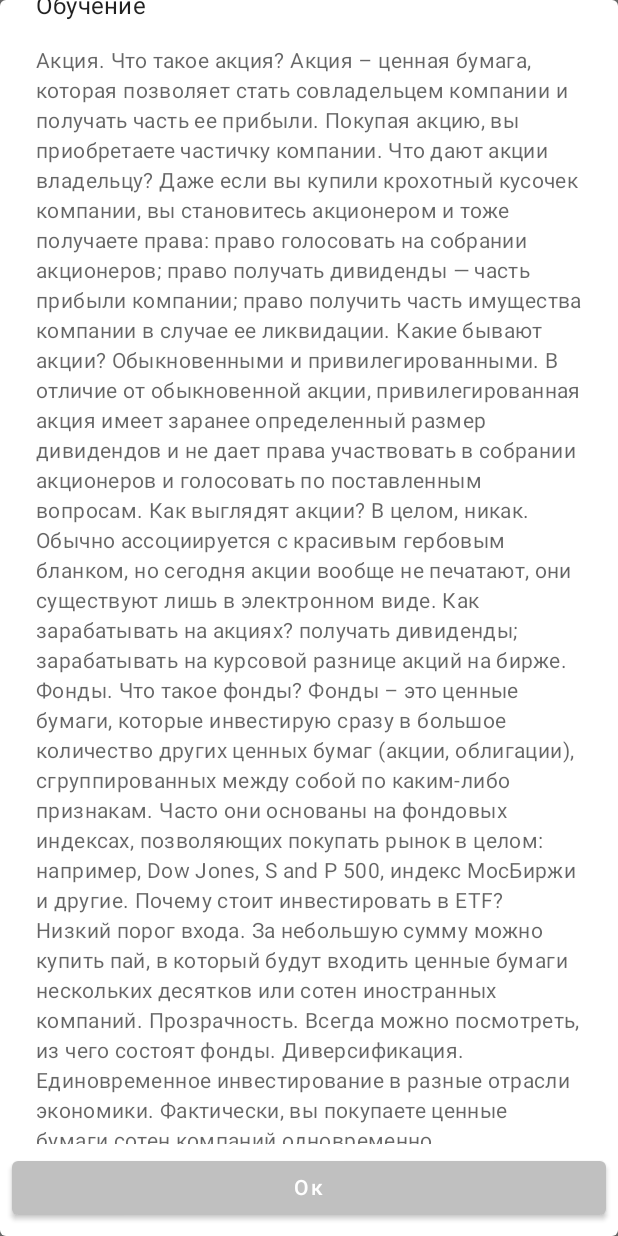
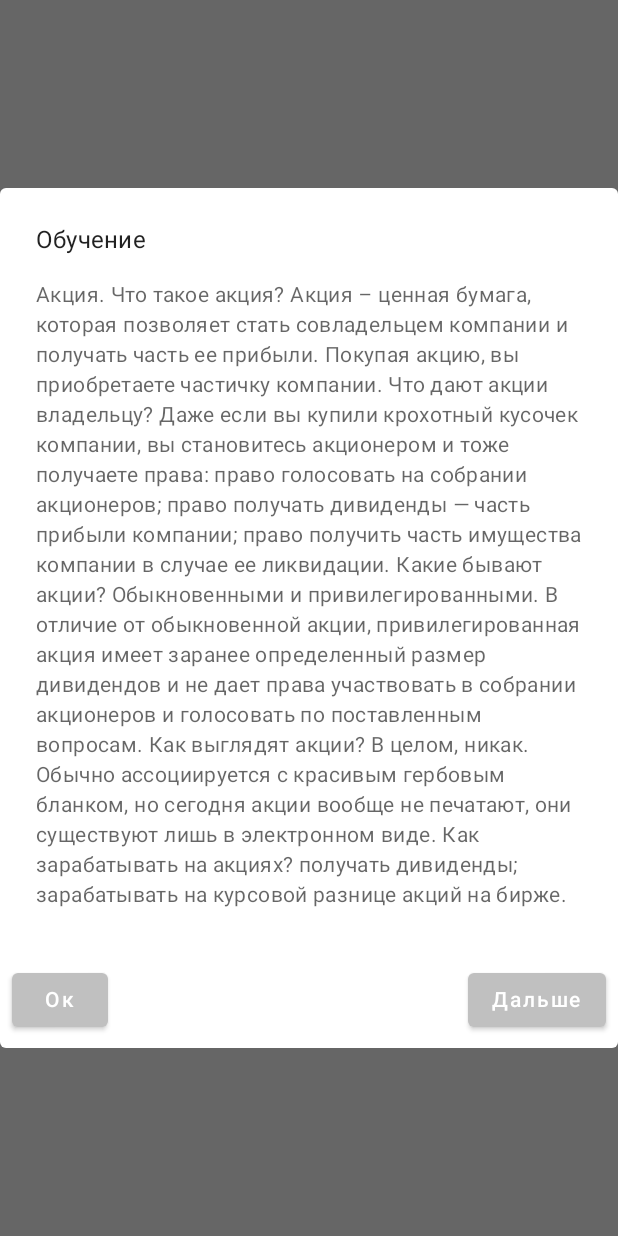
Before and after one commit to Nobody777999/InvestSocialApp, an Android app built with Jetpack Compose: the composable ShowDialog shown on its own in the app's theme, on a phone screen of 412 x 824 dp. Run offline under Robolectric (Android 15) with nearby library versions, the phone set to English and light mode, and no system bars; our stand-ins replace livedata-compose; network calls fail.

```diff
--- a/app/src/main/java/com/hfad/investsocialapp/screen/create_record/CreateNewRecordView.kt
+++ b/app/src/main/java/com/hfad/investsocialapp/screen/create_record/CreateNewRecordView.kt
@@ -9,8 +9,11 @@ import android.widget.ImageView
 import androidx.activity.compose.rememberLauncherForActivityResult
 import androidx.activity.result.contract.ActivityResultContracts
 import androidx.compose.foundation.Image
+import androidx.compose.foundation.gestures.Orientation
+import androidx.compose.foundation.gestures.scrollable
 import androidx.compose.foundation.layout.*
 import androidx.compose.foundation.lazy.LazyColumn
+import androidx.compose.foundation.rememberScrollState
 import androidx.compose.material.AlertDialog
 import androidx.compose.material.Button
 import androidx.compose.material.OutlinedTextField
@@ -61,7 +64,7 @@ fun CreateNewRecordView(
     }
 
     if (showDialog.value) {
-        ShowDialog(show = showDialog)
+        ShowDialog2(show = showDialog)
     }
 
 
@@ -191,6 +194,89 @@ fun RequestContentPermission(imageUri: MutableState<Uri?>) {
 // алерт, сообщение об ошибке ныне не используется
 @Composable
 fun ShowDialog(show: MutableState<Boolean>) {
+    val page = remember {
+        mutableStateOf(1)
+    }
+    AlertDialog(onDismissRequest = { show.value = false },
+        buttons = {
+            Row(
+                modifier = Modifier.padding(all = 8.dp),
+                horizontalArrangement = Arrangement.SpaceBetween
+            ) {
+
+                Button(modifier = Modifier, onClick = { show.value = false }) {
+                    Text(text = "Ок")
+                }
+                Spacer(modifier = Modifier.weight(1f))
+
+                if (page.value != 1) {
+                    Button(modifier = Modifier, onClick = {
+                        if (page.value == 3){
+                            page.value = 2
+                        } else if (page.value == 2){
+                            page.value = 1
+                        }
+                    }) {
+                        Text(text = "Назад")
+                    }
+                }
+                if (page.value != 3) {
+                    Spacer(modifier = Modifier.padding(4.dp))
+
+                    Button(modifier = Modifier, onClick = {
+                        if (page.value == 1){
+                            page.value = 2
+                        } else if (page.value == 2){
+                            page.value = 3
+                        }
+                    }) {
+                        Text(text = "Дальше")
+                    }
+                }
+
+            }
+
+        },
+        title = { Text(text = "Обучение") },
+        text = {
+            LazyColumn() {
+                item {
+                    when (page.value) {
+                        1 -> {
+                            Text(
+                                text = stringResource(R.string.dialog)
+                            )
+                        }
+                        2 -> {
+                            Text(
+                                text = stringResource(R.string.dialog2)
+                            )
+                            Spacer(modifier = Modifier.padding(bottom = 10.dp))
+                        }
+                        3 -> {
+                            Text(
+                                text = stringResource(R.string.dialog3)
+                            )
+                            Spacer(modifier = Modifier.padding(bottom = 10.dp))
+                        }
+                    }
+                }
+
+
+
+
+//                item {
+
+//                }
+//                item {
+
+//                }
+            }
+        })
+
+}
+@Composable
+fun ShowDialog2(show: MutableState<Boolean>) {
     AlertDialog(onDismissRequest = { show.value = false },
         buttons = {
             Row(
@@ -204,47 +290,9 @@ fun ShowDialog(show: MutableState<Boolean>) {
             }
 
         },
-        title = { Text(text = "Обучение") },
-        text = {
-            LazyColumn {
+        title = { Text(text = "Ошибка") },
+        text = { Text(text = "Заполните все поля") }
+    )
 
-                    item {
-                        Text(
-                            text = stringResource(R.string.dialog)
-                        )
-                    }
-                item {
-                    Text(
-                        text = stringResource(R.string.dialog2)
-                    )
-                }
-                item {
-                    Text(
-                        text = stringResource(R.string.dialog3)
-                    )
-                }
-            }
-        })
 
 }
-//@Composable
-//fun ShowDialog(show: MutableState<Boolean>) {
-//    AlertDialog(onDismissRequest = { show.value = false },
-//        buttons = {
-//            Row(
-//                modifier = Modifier.padding(all = 8.dp),
-//                horizontalArrangement = Arrangement.Center
-//            ) {
-//
-//                Button(modifier = Modifier.fillMaxWidth(), onClick = { show.value = false }) {
-//                    Text(text = "Ок")
-//                }
-//            }
-//
-//        },
-//        title = { Text(text = "Ошибка") },
-//        text = { Text(text = "Заполните все поля") }
-//    )
-//
-//
-//}
```
